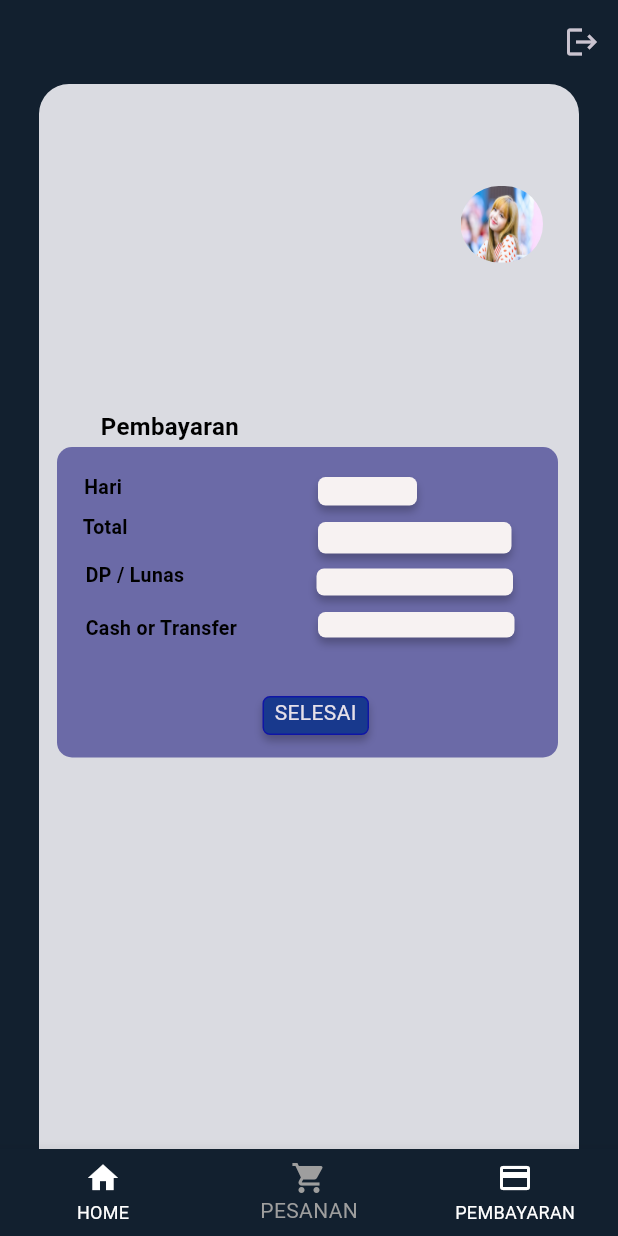
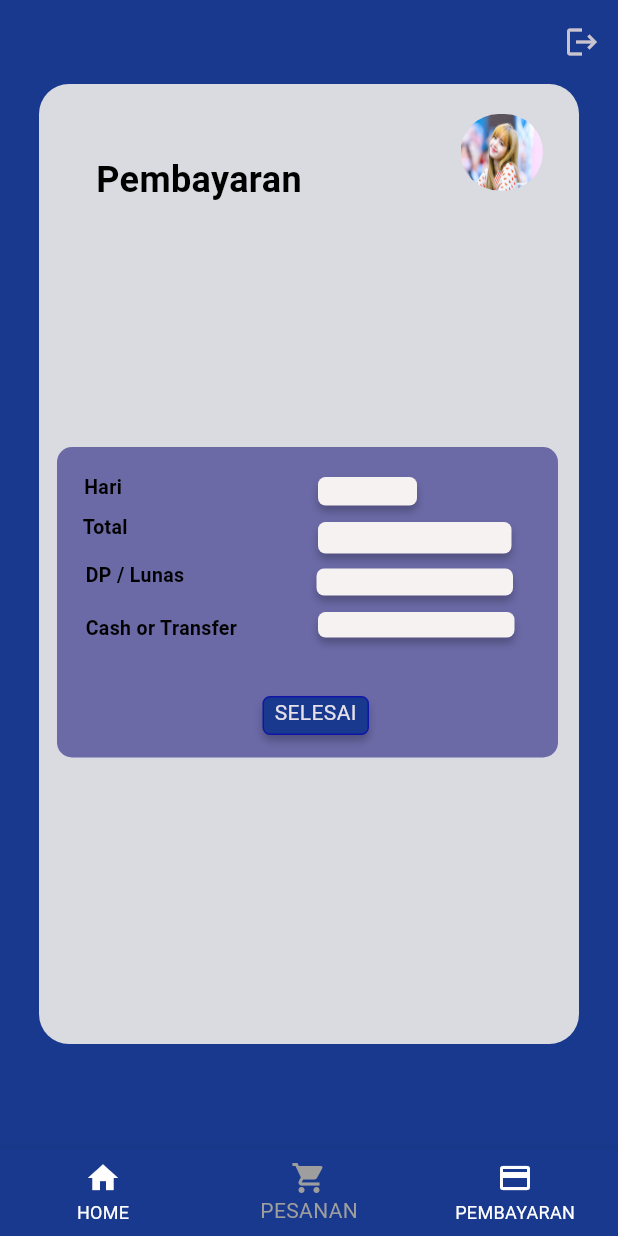
Before and after one commit to FarchanS/mobile_app_rent_car, a Flutter app: the MyApp2 screen opened directly, item 2 of the bottom bar chosen, after a tap on "Selanjutnya >>", on a phone screen of 412 x 824 dp. Run offline on Flutter 3.47's test engine with Material 3 defaults, Android fonts, the phone set to English and light mode, and no system bars; our stand-ins replace firebase_auth, firebase_core; accounts and stored records are empty.

Commit message:
update make up page browsing

```diff
--- a/lib/main.dart
+++ b/lib/main.dart
@@ -8,7 +8,8 @@ import 'firebase_options.dart';
 
 void main() async {
   WidgetsFlutterBinding.ensureInitialized();
-  await Firebase.initializeApp(options: DefaultFirebaseOptions.currentPlatform);
+  await Firebase.initializeApp(
+      name: 'rent-car-711b1', options: DefaultFirebaseOptions.currentPlatform);
   runApp(const MyApp());
 }
 
--- a/lib/main2_welcome2.dart
+++ b/lib/main2_welcome2.dart
@@ -24,7 +24,7 @@ class _HomeState extends State<MyApp2> {
       appBar: AppBar(
           leading: const SizedBox(),
           centerTitle: false,
-          backgroundColor: const Color.fromARGB(255, 18, 32, 47),
+          backgroundColor: const Color(0xFF18398D),
           actions: [
             IconButton(
               onPressed: () {
@@ -38,7 +38,7 @@ class _HomeState extends State<MyApp2> {
       ),
       backgroundColor: const Color.fromRGBO(16, 195, 192, 1),
       bottomNavigationBar: BottomNavigationBar(
-          backgroundColor: const Color.fromARGB(255, 18, 32, 47),
+          backgroundColor: const Color(0xFF18398D),
           selectedItemColor: Colors.grey,
           unselectedItemColor: Colors.white,
           currentIndex: selectedIndex,
--- a/lib/main3_browsing.dart
+++ b/lib/main3_browsing.dart
@@ -9,7 +9,7 @@ class Browsing extends StatelessWidget {
   Widget build(BuildContext context) {
     return MaterialApp(
       theme: ThemeData.dark().copyWith(
-        scaffoldBackgroundColor: const Color.fromARGB(255, 18, 32, 47),
+        scaffoldBackgroundColor: const Color(0xFF18398D),
       ),
       home: Scaffold(
         body: ListView(children: const [
@@ -29,7 +29,7 @@ class AndroidLarge2 extends StatelessWidget {
       children: [
         Container(
           width: 360,
-          height: 800,
+          height: 640,
           clipBehavior: Clip.antiAlias,
           decoration: ShapeDecoration(
             color: const Color(0xFFDADBE1),
@@ -39,21 +39,10 @@ class AndroidLarge2 extends StatelessWidget {
           ),
           child: Stack(
             children: [
-              // ===== bar biru atas =====
-              /*Positioned(
-                left: 0,
-                top: 0,
-                child: Container(
-                  width: 360,
-                  height: 43,
-                  decoration: const BoxDecoration(color: Color(0xFF2A2162)),
-                ),
-              ),*/
-
               // ===== Pic profile =====
               Positioned(
                 left: 281,
-                top: 66,
+                top: 20,
                 child: Container(
                   width: 55,
                   height: 51,
@@ -71,13 +60,13 @@ class AndroidLarge2 extends StatelessWidget {
 
               // ===== Title =====
               const Positioned(
-                left: 16,
-                top: 77,
+                left: 38,
+                top: 50,
                 child: SizedBox(
                   width: 242,
                   height: 31,
                   child: Text(
-                    'Browse Car2',
+                    'Browse Car',
                     style: TextStyle(
                       color: Colors.black,
                       fontSize: 24,
@@ -92,7 +81,7 @@ class AndroidLarge2 extends StatelessWidget {
               // ===== search bar =====
               Positioned(
                 left: 34,
-                top: 137,
+                top: 100,
                 child: Container(
                   width: 283,
                   height: 41,
@@ -109,7 +98,7 @@ class AndroidLarge2 extends StatelessWidget {
 
               const Positioned(
                 left: 50,
-                top: 150,
+                top: 110,
                 child: SizedBox(
                   width: 86,
                   height: 15,
@@ -159,9 +148,10 @@ class AndroidLarge2 extends StatelessWidget {
               ),*/
 
               // ===== horizontal menu =====
+              // ===== ALL =====
               const Positioned(
-                left: 49,
-                top: 198,
+                left: 45,
+                top: 150,
                 child: SizedBox(
                   width: 37,
                   height: 21,
@@ -178,9 +168,10 @@ class AndroidLarge2 extends StatelessWidget {
                 ),
               ),
 
+              // ===== Sedan =====
               const Positioned(
                 left: 86,
-                top: 198,
+                top: 150,
                 child: SizedBox(
                   width: 40,
                   height: 21,
@@ -197,9 +188,10 @@ class AndroidLarge2 extends StatelessWidget {
                 ),
               ),
 
+              // ===== SUV =====
               const Positioned(
                 left: 139,
-                top: 198,
+                top: 150,
                 child: SizedBox(
                   width: 37,
                   height: 21,
@@ -216,9 +208,10 @@ class AndroidLarge2 extends StatelessWidget {
                 ),
               ),
 
+              // ===== MVP =====
               const Positioned(
                 left: 198,
-                top: 198,
+                top: 150,
                 child: SizedBox(
                   width: 37,
                   height: 21,
@@ -235,9 +228,10 @@ class AndroidLarge2 extends StatelessWidget {
                 ),
               ),
 
+              // ===== Hatchback =====
               const Positioned(
                 left: 245,
-                top: 198,
+                top: 150,
                 child: SizedBox(
                   width: 66,
                   height: 21,
@@ -254,24 +248,11 @@ class AndroidLarge2 extends StatelessWidget {
                 ),
               ),
 
-              /*Positioned(
-                left: 278,
-                top: 62,
-                child: Container(
-                  width: 61,
-                  height: 60,
-                  decoration: ShapeDecoration(
-                    color: Color(0x00FEFAFA),
-                    shape: OvalBorder(),
-                  ),
-                ),
-              ),*/
-
               // ===== Filter per merk =====
               // === Honda ===
               Positioned(
                 left: 21,
-                top: 220,
+                top: 180,
                 child: Container(
                   width: 72,
                   height: 27,
@@ -286,7 +267,7 @@ class AndroidLarge2 extends StatelessWidget {
 
               const Positioned(
                 left: 40,
-                top: 226,
+                top: 187,
                 child: SizedBox(
                   width: 48,
                   height: 11,
@@ -306,7 +287,7 @@ class AndroidLarge2 extends StatelessWidget {
               // === Toyota ===
               Positioned(
                 left: 104,
-                top: 220,
+                top: 180,
                 child: Container(
                   width: 72,
                   height: 27,
@@ -321,7 +302,7 @@ class AndroidLarge2 extends StatelessWidget {
 
               const Positioned(
                 left: 122,
-                top: 226,
+                top: 187,
                 child: SizedBox(
                   width: 42,
                   height: 10,
@@ -341,7 +322,7 @@ class AndroidLarge2 extends StatelessWidget {
               // === BMW ===
               Positioned(
                 left: 187,
-                top: 220,
+                top: 180,
                 child: Container(
                   width: 72,
                   height: 27,
@@ -356,7 +337,7 @@ class AndroidLarge2 extends StatelessWidget {
 
               const Positioned(
                 left: 210,
-                top: 227,
+                top: 187,
                 child: SizedBox(
                   width: 36,
                   height: 11,
@@ -376,7 +357,7 @@ class AndroidLarge2 extends StatelessWidget {
               // === Mercedez ===
               Positioned(
                 left: 269,
-                top: 220,
+                top: 180,
                 child: Container(
                   width: 72,
                   height: 27,
@@ -391,7 +372,7 @@ class AndroidLarge2 extends StatelessWidget {
 
               const Positioned(
                 left: 278,
-                top: 225,
+                top: 187,
                 child: SizedBox(
                   width: 61,
                   height: 11,
@@ -411,7 +392,7 @@ class AndroidLarge2 extends StatelessWidget {
               // ===== Container Toyota Azanza =====
               Positioned(
                 left: 56,
-                top: 302,
+                top: 250,
                 child: InkWell(
                   child: Container(
                     width: 247,
@@ -432,30 +413,6 @@ class AndroidLarge2 extends StatelessWidget {
                         )
                       ],
                     ),
-                    //child:
-                    /*Text(
-                          'Search',
-                          style: TextStyle(
-                            color: Color.fromARGB(255, 37, 37, 37),
-
-                          ),
-                        ),*/
-                    /*  Column(
-                        children: [
-                          Text(
-                            'Toyota Avanza',
-                            style: TextStyle(
-                              color: Color.fromARGB(255, 37, 37, 37),
-                            ),
-                          ),
-                          Text(
-                            'Automatic/Manual',
-                            style: TextStyle(
-                              color: Color.fromARGB(255, 37, 37, 37),
-                            ),
-                          ),
-                        ],
-                      )*/
                   ),
                   onTap: () {
                     Navigator.push(
@@ -466,51 +423,9 @@ class AndroidLarge2 extends StatelessWidget {
                 ),
               ),
 
-              /*Positioned(
-                left: 62,
-                top: 266,
-                child: SizedBox(
-                  width: 118,
-                  height: 21,
-                  child: Text(
-                    'Toyota Avanza',
-                    style: TextStyle(
-                      color: Colors.black,
-                      fontSize: 15,
-                      fontFamily: 'Roboto',
-                      fontWeight: FontWeight.w700,
-                      height: 0,
-                    ),
-                  ),
-                ),
-              ),*/
-
-              /*Positioned(
-                left: 56,
-                top: 302,
-                child: Container(
-                  width: 247,
-                  height: 102,
-                  decoration: ShapeDecoration(
-                    color: Colors.white,
-                    shape: RoundedRectangleBorder(
-                      borderRadius: BorderRadius.circular(15),
-                    ),
-                    shadows: [
-                      BoxShadow(
-                        color: Color(0x3F000000),
-                        blurRadius: 4,
-                        offset: Offset(0, 4),
-                        spreadRadius: 0,
-                      )
-                    ],
-                  ),
-                ),
-              ),*/
-
               const Positioned(
                 left: 63,
-                top: 309,
+                top: 260,
                 child: SizedBox(
                   width: 118,
                   height: 21,
@@ -528,8 +443,8 @@ class AndroidLarge2 extends StatelessWidget {
               ),
 
               const Positioned(
-                left: 61,
-                top: 330,
+                left: 63,
+                top: 280,
                 child: SizedBox(
                   width: 96,
                   height: 11,
@@ -548,7 +463,7 @@ class AndroidLarge2 extends StatelessWidget {
 
               Positioned(
                 left: 73,
-                top: 372,
+                top: 320,
                 child: Container(
                   width: 63,
                   height: 27,
@@ -563,7 +478,7 @@ class AndroidLarge2 extends StatelessWidget {
 
               const Positioned(
                 left: 80,
-                top: 378,
+                top: 327,
                 child: SizedBox(
                   width: 56,
                   height: 15,
@@ -571,20 +486,10 @@ class AndroidLarge2 extends StatelessWidget {
                     TextSpan(
                       children: [
                         TextSpan(
-                          text: '500K/',
+                          text: '500K/day',
                           style: TextStyle(
                             color: Color(0xFFFBFAFA),
                             fontSize: 12,
-                            fontFamily: 'Roboto',
-                            fontWeight: FontWeight.w700,
-                            height: 0,
-                          ),
-                        ),
-                        TextSpan(
-                          text: 'day',
-                          style: TextStyle(
-                            color: Color(0xFFFBFAFA),
-                            fontSize: 10,
                             fontFamily: 'Roboto',
                             fontWeight: FontWeight.w700,
                             height: 0,
@@ -598,7 +503,7 @@ class AndroidLarge2 extends StatelessWidget {
 
               Positioned(
                 left: 160,
-                top: 309,
+                top: 260,
                 child: InkWell(
                   child: Container(
                     width: 140,
@@ -625,7 +530,7 @@ class AndroidLarge2 extends StatelessWidget {
               // ===== Container Toyota Rush =====
               Positioned(
                 left: 57,
-                top: 437,
+                top: 377,
                 child: Container(
                   width: 247,
                   height: 102,
@@ -647,8 +552,8 @@ class AndroidLarge2 extends StatelessWidget {
               ),
 
               const Positioned(
-                left: 66,
-                top: 444,
+                left: 63,
+                top: 390,
                 child: SizedBox(
                   width: 118,
                   height: 21,
@@ -666,8 +571,8 @@ class AndroidLarge2 extends StatelessWidget {
               ),
 
               const Positioned(
-                left: 64,
-                top: 465,
+                left: 63,
+                top: 410,
                 child: SizedBox(
                   width: 96,
                   height: 11,
@@ -686,7 +591,7 @@ class AndroidLarge2 extends StatelessWidget {
 
               Positioned(
                 left: 76,
-                top: 507,
+                top: 447,
                 child: Container(
                   width: 63,
                   height: 27,
@@ -701,7 +606,7 @@ class AndroidLarge2 extends StatelessWidget {
 
               const Positioned(
                 left: 83,
-                top: 513,
+                top: 455,
                 child: SizedBox(
                   width: 56,
                   height: 15,
@@ -709,20 +614,10 @@ class AndroidLarge2 extends StatelessWidget {
                     TextSpan(
                       children: [
                         TextSpan(
-                          text: '500K/',
+                          text: '500K/day',
                           style: TextStyle(
                             color: Color(0xFFFBFAFA),
                             fontSize: 12,
-                            fontFamily: 'Roboto',
-                            fontWeight: FontWeight.w700,
-                            height: 0,
-                          ),
-                        ),
-                        TextSpan(
-                          text: 'day',
-                          style: TextStyle(
-                            color: Color(0xFFFBFAFA),
-                            fontSize: 10,
                             fontFamily: 'Roboto',
                             fontWeight: FontWeight.w700,
                             height: 0,
@@ -736,7 +631,7 @@ class AndroidLarge2 extends StatelessWidget {
 
               Positioned(
                 left: 163,
-                top: 437,
+                top: 377,
                 child: Container(
                   width: 140,
                   height: 102,
@@ -755,7 +650,7 @@ class AndroidLarge2 extends StatelessWidget {
               // ===== Container Toyota Veloz =====
               Positioned(
                 left: 58,
-                top: 576,
+                top: 510,
                 child: Container(
                   width: 247,
                   height: 102,
@@ -777,8 +672,8 @@ class AndroidLarge2 extends StatelessWidget {
               ),
 
               const Positioned(
-                left: 65,
-                top: 583,
+                left: 63,
+                top: 523,
                 child: SizedBox(
                   width: 118,
                   height: 21,
@@ -797,7 +692,7 @@ class AndroidLarge2 extends StatelessWidget {
 
               const Positioned(
                 left: 63,
-                top: 604,
+                top: 544,
                 child: SizedBox(
                   width: 96,
                   height: 11,
@@ -816,7 +711,7 @@ class AndroidLarge2 extends StatelessWidget {
 
               Positioned(
                 left: 75,
-                top: 646,
+                top: 576,
                 child: Container(
                   width: 63,
                   height: 27,
@@ -831,7 +726,7 @@ class AndroidLarge2 extends StatelessWidget {
 
               const Positioned(
                 left: 82,
-                top: 652,
+                top: 582,
                 child: SizedBox(
                   width: 56,
                   height: 15,
@@ -839,20 +734,10 @@ class AndroidLarge2 extends StatelessWidget {
                     TextSpan(
                       children: [
                         TextSpan(
-                          text: '500K/',
+                          text: '500K/day',
                           style: TextStyle(
                             color: Color(0xFFFBFAFA),
                             fontSize: 12,
-                            fontFamily: 'Roboto',
-                            fontWeight: FontWeight.w700,
-                            height: 0,
-                          ),
-                        ),
-                        TextSpan(
-                          text: 'day',
-                          style: TextStyle(
-                            color: Color(0xFFFBFAFA),
-                            fontSize: 10,
                             fontFamily: 'Roboto',
                             fontWeight: FontWeight.w700,
                             height: 0,
@@ -866,7 +751,7 @@ class AndroidLarge2 extends StatelessWidget {
 
               Positioned(
                 left: 151,
-                top: 580,
+                top: 510,
                 child: Container(
                   width: 154,
                   height: 93,
--- a/lib/main4_pesanan.dart
+++ b/lib/main4_pesanan.dart
@@ -10,7 +10,7 @@ class Pesanan extends StatelessWidget {
   Widget build(BuildContext context) {
     return MaterialApp(
       theme: ThemeData.dark().copyWith(
-        scaffoldBackgroundColor: const Color.fromARGB(255, 18, 32, 47),
+        scaffoldBackgroundColor: const Color(0xFF18398D),
       ),
       home: Scaffold(
         body: ListView(children: const [
@@ -30,7 +30,7 @@ class AndroidLarge2 extends StatelessWidget {
       children: [
         Container(
           width: 360,
-          height: 800,
+          height: 640,
           clipBehavior: Clip.antiAlias,
           decoration: ShapeDecoration(
             color: const Color(0xFFDADBE1),
@@ -40,21 +40,10 @@ class AndroidLarge2 extends StatelessWidget {
           ),
           child: Stack(
             children: [
-              // ===== bar biru atas =====
-              /*Positioned(
-                left: 0,
-                top: 0,
-                child: Container(
-                  width: 360,
-                  height: 43,
-                  decoration: const BoxDecoration(color: Color(0xFF2A2162)),
-                ),
-              ),*/
-
               // ===== Pic Profile =====
               Positioned(
                 left: 281,
-                top: 66,
+                top: 20,
                 child: Container(
                   width: 55,
                   height: 51,
@@ -72,10 +61,10 @@ class AndroidLarge2 extends StatelessWidget {
 
               // ===== Judul =====
               const Positioned(
-                left: 32,
-                top: 85,
+                left: 38,
+                top: 50,
                 child: SizedBox(
-                  width: 237,
+                  width: 242,
                   height: 31,
                   child: Text(
                     'Pesanan',
--- a/lib/main5_pembayaran.dart
+++ b/lib/main5_pembayaran.dart
@@ -1,5 +1,5 @@
 import 'package:flutter/material.dart';
-import 'package:mobile_app_rent_car/main2_welcome2.dart';
+import 'package:mobile_app_rent_car/main3_browsing.dart';
 
 class Pembayaran extends StatelessWidget {
   const Pembayaran({super.key});
@@ -9,7 +9,7 @@ class Pembayaran extends StatelessWidget {
   Widget build(BuildContext context) {
     return MaterialApp(
       theme: ThemeData.dark().copyWith(
-        scaffoldBackgroundColor: const Color.fromARGB(255, 18, 32, 47),
+        scaffoldBackgroundColor: const Color(0xFF18398D),
       ),
       home: Scaffold(
         body: ListView(children: const [
@@ -29,7 +29,7 @@ class AndroidLarge2 extends StatelessWidget {
       children: [
         Container(
           width: 360,
-          height: 800,
+          height: 640,
           clipBehavior: Clip.antiAlias,
           decoration: ShapeDecoration(
             color: const Color(0xFFDADBE1),
@@ -39,21 +39,10 @@ class AndroidLarge2 extends StatelessWidget {
           ),
           child: Stack(
             children: [
-              // ====== bar biru atas =====
-              /*Positioned(
-                left: 0,
-                top: 0,
-                child: Container(
-                  width: 360,
-                  height: 41,
-                  decoration: const BoxDecoration(color: Color(0xFF2A2162)),
-                ),
-              ),*/
-
               // ===== Pic Profile =====
               Positioned(
                 left: 281,
-                top: 68,
+                top: 20,
                 child: Container(
                   width: 55,
                   height: 51,
@@ -71,16 +60,16 @@ class AndroidLarge2 extends StatelessWidget {
 
               // ===== judul form pembayaran =====
               const Positioned(
-                left: 41,
-                top: 219,
+                left: 38,
+                top: 50,
                 child: SizedBox(
-                  width: 103,
-                  height: 19,
+                  width: 242,
+                  height: 31,
                   child: Text(
                     'Pembayaran',
                     style: TextStyle(
                       color: Colors.black,
-                      fontSize: 16,
+                      fontSize: 24,
                       fontFamily: 'Roboto',
                       fontWeight: FontWeight.w700,
                       height: 0,
@@ -309,7 +298,7 @@ class AndroidLarge2 extends StatelessWidget {
                       Navigator.push(
                           context,
                           MaterialPageRoute(
-                              builder: (context) => const MyApp2()));
+                              builder: (context) => const Browsing()));
                     },
                   ),
                 ),
--- a/lib/main6_spec.dart
+++ b/lib/main6_spec.dart
@@ -10,7 +10,7 @@ class Spec extends StatelessWidget {
   Widget build(BuildContext context) {
     return MaterialApp(
       theme: ThemeData.dark().copyWith(
-        scaffoldBackgroundColor: const Color.fromARGB(255, 18, 32, 47),
+        scaffoldBackgroundColor: const Color(0xFF18398D),
       ),
       home: Scaffold(
         body: ListView(children: const [
@@ -30,7 +30,7 @@ class AndroidLarge2 extends StatelessWidget {
       children: [
         Container(
           width: 360,
-          height: 800,
+          height: 640,
           clipBehavior: Clip.antiAlias,
           decoration: ShapeDecoration(
             color: const Color(0xFFDADBE1),
@@ -42,13 +42,13 @@ class AndroidLarge2 extends StatelessWidget {
             children: [
               // ===== JUDUL Spesifikasi =====
               const Positioned(
-                left: 133,
-                top: 68,
+                left: 38,
+                top: 50,
                 child: Text(
                   'Specification',
                   style: TextStyle(
                     color: Colors.black,
-                    fontSize: 16,
+                    fontSize: 24,
                     fontFamily: 'Roboto',
                     fontWeight: FontWeight.w700,
                     height: 0,
--- a/pubspec.yaml
+++ b/pubspec.yaml
@@ -37,6 +37,7 @@ dependencies:
   cupertino_icons: ^1.0.2
   firebase_core: ^2.24.2
   firebase_auth: ^4.16.0
+  firebase_database: ^10.4.0
 
 dev_dependencies:
   flutter_test:
```
Also changed, not shown: lib/firebase_options.dart, pubspec.lock, 4 other files.
